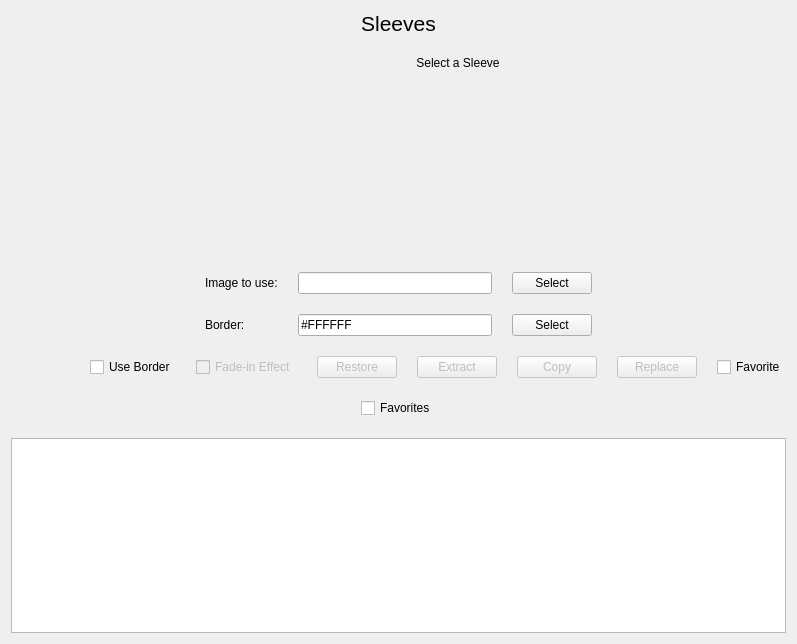
First picture: the form in qtdesigner/ui/sleeve.ui, repository Nauder/floowandereeze-and-modding-qt, before the edit.
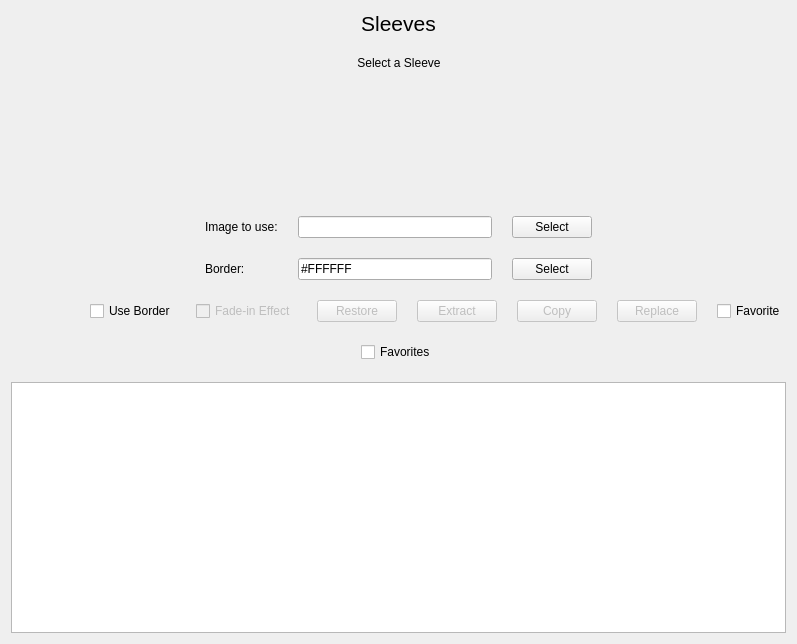
Second picture: the form after the edit. Icons and pictures are not drawn.

```diff
--- a/qtdesigner/ui/sleeve.ui
+++ b/qtdesigner/ui/sleeve.ui
@@ -13,7 +13,7 @@
   <property name="windowTitle">
    <string>Form</string>
   </property>
-  <layout class="QVBoxLayout" name="verticalLayout">
+  <layout class="QVBoxLayout" name="verticalLayout" stretch="0,0,0,0,0,1">
    <property name="spacing">
     <number>20</number>
    </property>
@@ -33,7 +33,7 @@
     </widget>
    </item>
    <item>
-    <layout class="QHBoxLayout" name="main_content">
+    <layout class="QHBoxLayout" name="main_content" stretch="1,3,1,0,1,3,1">
      <item>
       <spacer name="horizontalSpacer_5">
        <property name="orientation">
@@ -41,7 +41,7 @@
        </property>
        <property name="sizeHint" stdset="0">
         <size>
-         <width>40</width>
+         <width>20</width>
          <height>20</height>
         </size>
        </property>
@@ -51,20 +51,20 @@
       <widget class="QLabel" name="current">
        <property name="sizePolicy">
         <sizepolicy hsizetype="Expanding" vsizetype="Expanding">
-         <horstretch>0</horstretch>
-         <verstretch>0</verstretch>
+         <horstretch>1</horstretch>
+         <verstretch>1</verstretch>
         </sizepolicy>
        </property>
        <property name="minimumSize">
         <size>
-         <width>1</width>
-         <height>1</height>
+         <width>96</width>
+         <height>140</height>
         </size>
        </property>
        <property name="maximumSize">
         <size>
-         <width>256</width>
-         <height>374</height>
+         <width>220</width>
+         <height>322</height>
         </size>
        </property>
        <property name="toolTip">
@@ -91,7 +91,7 @@
        </property>
        <property name="sizeHint" stdset="0">
         <size>
-         <width>40</width>
+         <width>20</width>
          <height>20</height>
         </size>
        </property>
@@ -133,7 +133,7 @@
        </property>
        <property name="sizeHint" stdset="0">
         <size>
-         <width>40</width>
+         <width>20</width>
          <height>20</height>
         </size>
        </property>
@@ -142,15 +142,21 @@
      <item>
       <widget class="QLabel" name="preview">
        <property name="sizePolicy">
-        <sizepolicy hsizetype="Maximum" vsizetype="Maximum">
-         <horstretch>0</horstretch>
-         <verstretch>0</verstretch>
+        <sizepolicy hsizetype="Expanding" vsizetype="Expanding">
+         <horstretch>1</horstretch>
+         <verstretch>1</verstretch>
         </sizepolicy>
        </property>
+       <property name="minimumSize">
+        <size>
+         <width>96</width>
+         <height>140</height>
+        </size>
+       </property>
        <property name="maximumSize">
         <size>
-         <width>256</width>
-         <height>374</height>
+         <width>220</width>
+         <height>322</height>
         </size>
        </property>
        <property name="toolTip">
@@ -177,7 +183,7 @@
        </property>
        <property name="sizeHint" stdset="0">
         <size>
-         <width>40</width>
+         <width>20</width>
          <height>20</height>
         </size>
        </property>
@@ -194,7 +200,7 @@
        </property>
        <property name="sizeHint" stdset="0">
         <size>
-         <width>40</width>
+         <width>20</width>
          <height>20</height>
         </size>
        </property>
@@ -285,7 +291,7 @@
        </property>
        <property name="sizeHint" stdset="0">
         <size>
-         <width>40</width>
+         <width>20</width>
          <height>20</height>
         </size>
        </property>
@@ -433,7 +439,7 @@
        </property>
        <property name="sizeHint" stdset="0">
         <size>
-         <width>40</width>
+         <width>20</width>
          <height>20</height>
         </size>
        </property>
@@ -450,7 +456,7 @@
        </property>
        <property name="sizeHint" stdset="0">
         <size>
-         <width>40</width>
+         <width>20</width>
          <height>20</height>
         </size>
        </property>
@@ -470,7 +476,7 @@
        </property>
        <property name="sizeHint" stdset="0">
         <size>
-         <width>40</width>
+         <width>20</width>
          <height>20</height>
         </size>
        </property>
@@ -488,8 +494,8 @@
      </property>
      <property name="iconSize">
       <size>
-       <width>256</width>
-       <height>362</height>
+       <width>128</width>
+       <height>181</height>
       </size>
      </property>
      <property name="resizeMode">
```
